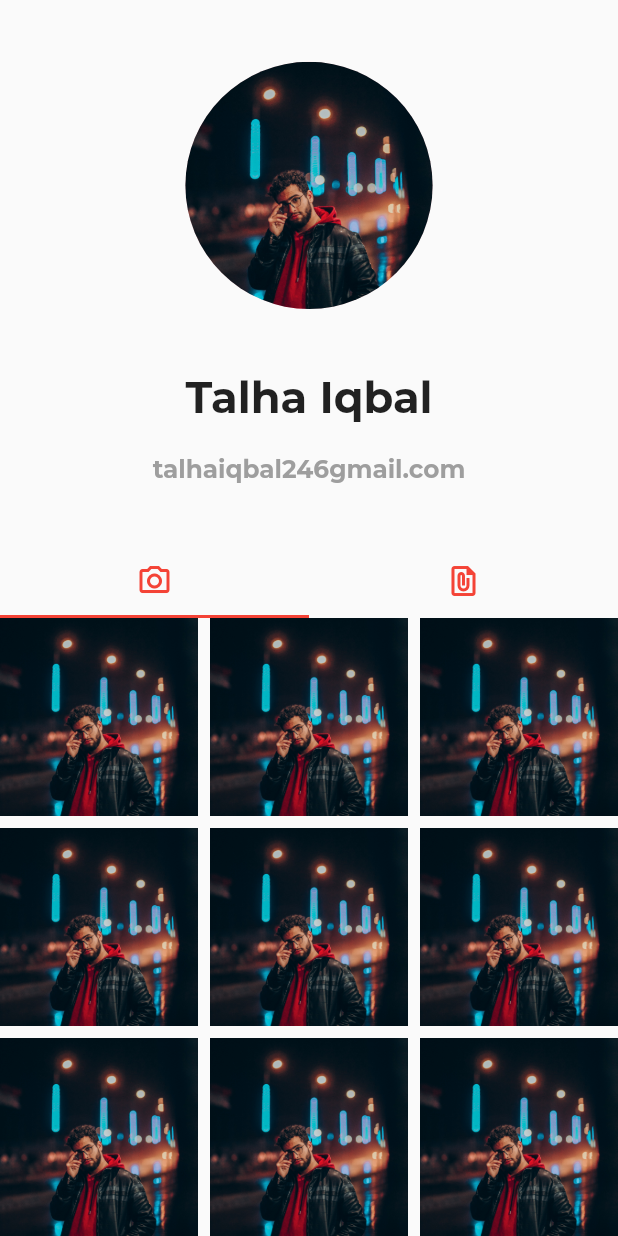
After one commit to talha828/Health-Buddy, a Flutter app: the ChatDetailsScreen screen opened directly, on a phone screen of 412 x 824 dp. The commit adds this screen. Run offline on Flutter 3.47's test engine with Material 2 defaults, Android fonts, the light colour scheme and no system bars; our stand-ins replace appinio_swiper, firebase_auth, firebase_core, firebase_database, flutter_svg, fluttertoast and 3 more; missing offline and left inert: map_launcher, scaled_list; accounts and stored records are empty.

Commit message:
ui screens,create post, chat details, set location

```diff
--- /dev/null
+++ b/lib/screens/chatDetailsScreen/view.dart
@@ -0,0 +1,114 @@
+
+import 'package:flutter/material.dart';
+
+class ChatDetailsScreen extends StatefulWidget {
+  const ChatDetailsScreen({Key? key}) : super(key: key);
+
+  @override
+  State<ChatDetailsScreen> createState() => _ChatDetailsScreenState();
+}
+
+class _ChatDetailsScreenState extends State<ChatDetailsScreen> with SingleTickerProviderStateMixin{
+  late TabController _tabBarController;
+  @override
+  void initState() {
+    _tabBarController =TabController(length: 2, vsync:this);
+    super.initState();
+  }
+  @override
+  Widget build(BuildContext context) {
+    var width = MediaQuery.of(context).size.width;
+    return SafeArea(
+        child: Scaffold(
+      body: Container(
+        child: Column(
+          crossAxisAlignment: CrossAxisAlignment.stretch,
+          mainAxisAlignment: MainAxisAlignment.spaceEvenly,
+          children: [
+            SizedBox(height: width * 0.1,),
+            CircleAvatar(
+              radius: width * 0.2,
+              child: ClipRRect(
+                borderRadius: BorderRadius.circular(width),
+                child: Image.asset(
+                  "assets/image/talha.jpg",
+                  fit: BoxFit.cover,
+                  width: width * 0.4,
+                  height: width * 0.4,
+                ),
+              ),
+            ),
+            SizedBox(height: width * 0.1,),
+            Text(
+              "Talha Iqbal",
+              textAlign: TextAlign.center,
+              style: TextStyle(
+                  fontSize: width * 0.07, fontWeight: FontWeight.bold,),
+            ),
+            SizedBox(height: width * 0.05,),
+            Text(
+              "talhaiqbal246gmail.com",
+              textAlign: TextAlign.center,
+              style: TextStyle(
+                fontSize: width * 0.04,color: Colors.grey, fontWeight: FontWeight.bold,),
+            ),
+            SizedBox(height: width * 0.1,),
+            TabBar(
+              controller: _tabBarController,
+                tabs:const [
+              Tab(
+                icon: Icon(Icons.camera_alt_outlined,color: Colors.red,),
+              ),
+                  Tab(
+                    icon: Icon(Icons.file_present,color: Colors.red,),
+                  )
+            ],),
+            Expanded(
+              child: TabBarView(
+                controller: _tabBarController,
+                  children: [
+                    Container(
+                      child: GridView.count(
+                        crossAxisSpacing: width * 0.02,
+                          mainAxisSpacing: width * 0.02,
+                          crossAxisCount: 3,
+                        children: list.map((e) => Image.asset(e,fit: BoxFit.cover,)).toList(),
+                      ),
+                    ),
+                    Container(
+                      child: ListView.builder(
+                          itemCount: 5,
+                          itemBuilder: (context,index){
+                        return ListTile(
+                          leading: Icon(Icons.file_present,color: Colors.black,),
+                          title: Text("Don`t believe every thing you think",overflow: TextOverflow.ellipsis,maxLines: 1,),
+                          subtitle: Text("pdf"),
+                          trailing: CircleAvatar(
+                            radius: width * 0.04,
+                              backgroundColor: Colors.red,
+                              child: Icon(Icons.download,color: Colors.white,size: width * 0.05,)),
+                        );
+                      }),
+                    ),
+                  ]
+              ),
+            ),
+          ],
+        ),
+      ),
+    ));
+  }
+  List<String>list=[
+    "assets/image/talha.jpg",
+    "assets/image/talha.jpg",
+    "assets/image/talha.jpg",
+    "assets/image/talha.jpg",
+    "assets/image/talha.jpg",
+    "assets/image/talha.jpg",
+    "assets/image/talha.jpg",
+    "assets/image/talha.jpg",
+    "assets/image/talha.jpg",
+    "assets/image/talha.jpg",
+    "assets/image/talha.jpg",
+  ];
+}
--- a/lib/screens/gym_buddies_screen/view.dart
+++ b/lib/screens/gym_buddies_screen/view.dart
@@ -15,11 +15,11 @@ class GymBuddiesScreen extends StatefulWidget {
 class _GymBuddiesScreenState extends State<GymBuddiesScreen> {
   List<CoachesCardModel> card = [
     CoachesCardModel(title: "Talha Iqbal", desc: "Karachi  . Lahore  10 mints later ", town: "Karachi, Pakistan", image: "assets/image/talha.jpg", heroTag: 1),
-    CoachesCardModel(title: "Talha Iqbal", desc: "park  . town       5hr left", town: "Karachi, Pakistan", image: "assets/image/talha.jpg", heroTag: 1),
-    CoachesCardModel(title: "Talha Iqbal", desc: "Karachi  . Lahore", town: "Karachi, Pakistan", image: "assets/image/talha.jpg", heroTag: 1),
-    CoachesCardModel(title: "Talha Iqbal", desc: "Karachi  . Lahore", town: "Karachi, Pakistan", image: "assets/image/talha.jpg", heroTag: 1),
-    CoachesCardModel(title: "Talha Iqbal", desc: "Karachi  . Lahore", town: "Karachi, Pakistan", image: "assets/image/talha.jpg", heroTag: 1),
-    CoachesCardModel(title: "Talha Iqbal", desc: "Karachi  . Lahore", town: "Karachi, Pakistan", image: "assets/image/talha.jpg", heroTag: 1),
+    CoachesCardModel(title: "Talha Iqbal", desc: "park  .           5hr left", town: "Karachi, Pakistan", image: "assets/image/talha.jpg", heroTag: 2),
+    CoachesCardModel(title: "Talha Iqbal", desc: "Karachi  . Lahore", town: "Karachi, Pakistan", image: "assets/image/talha.jpg", heroTag: 3),
+    CoachesCardModel(title: "Talha Iqbal", desc: "Karachi  . Lahore", town: "Karachi, Pakistan", image: "assets/image/talha.jpg", heroTag: 4),
+    CoachesCardModel(title: "Talha Iqbal", desc: "Karachi  . Lahore", town: "Karachi, Pakistan", image: "assets/image/talha.jpg", heroTag: 5),
+    CoachesCardModel(title: "Talha Iqbal", desc: "Karachi  . Lahore", town: "Karachi, Pakistan", image: "assets/image/talha.jpg", heroTag: 6),
   ];
   @override
   Widget build(BuildContext context) {
--- a/pubspec.yaml
+++ b/pubspec.yaml
@@ -46,6 +46,9 @@ dependencies:
   shared_preferences: ^2.0.15
   appinio_swiper: ^1.1.0
   map_launcher: ^2.4.0
+  google_maps_flutter: ^2.2.1
+  flutter_place_picker: ^0.0.1-dev.4
+
 
 dev_dependencies:
   flutter_test:
```
Also changed, not shown: lib/main.dart (+6 -1 lines), lib/screens/chat_room_screen/view.dart (+9 -4 lines), lib/screens/coaches_details_screen/view.dart (+12 -8 lines), lib/screens/create_post_screen/view.dart (added, +38 -0 lines), lib/screens/main_screen/view.dart (+13 -11 lines), lib/screens/set_location_screen/view.dart (added, +69 -0 lines), 3 other files.
